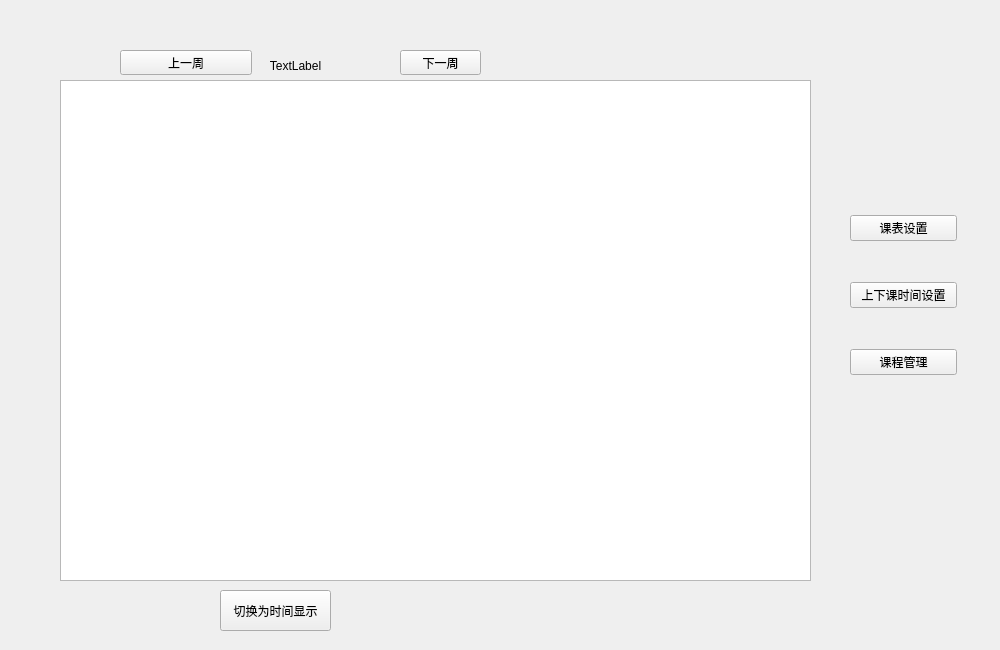
Before: the Qt Designer form widget_course.ui in Ruby-Dream/studysoftware, drawn with Qt 5.
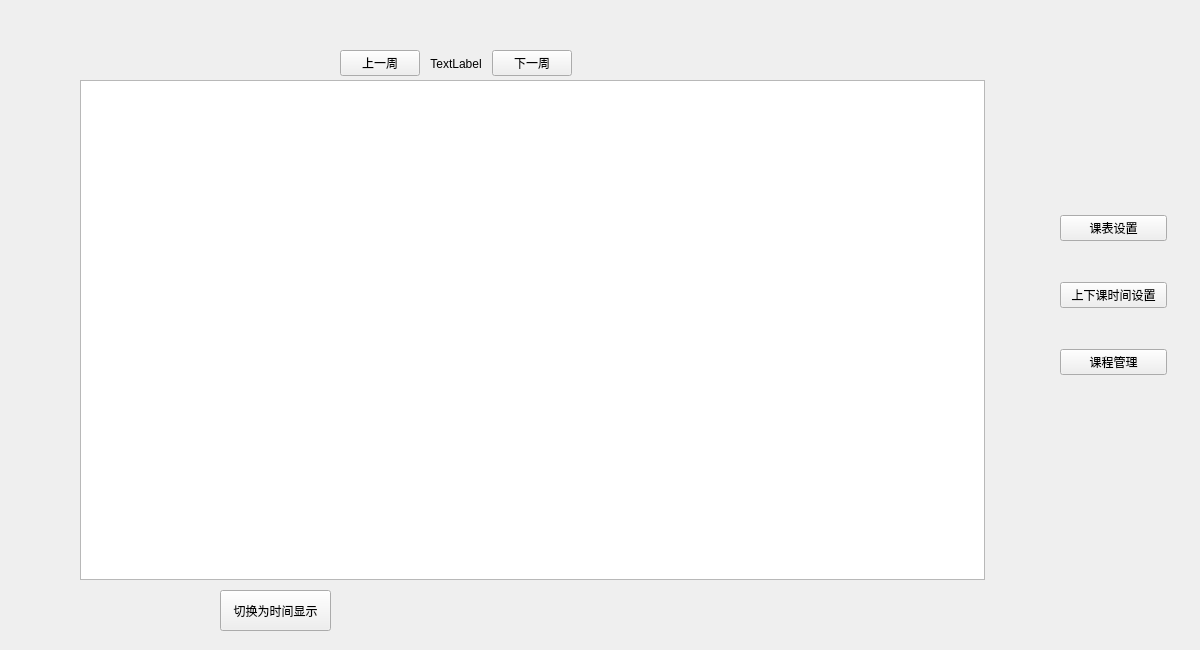
After: the same form once the commit is applied.

Commit message: 为课程管理表格除颜色管理外全部添加自定义代理，并实现数据库同步，下一步需开发颜色管理和课件按后缀名分类筛选

The edit to the form file:
```diff
--- a/widget_course.ui
+++ b/widget_course.ui
@@ -6,7 +6,7 @@
    <rect>
     <x>0</x>
     <y>0</y>
-    <width>1000</width>
+    <width>1200</width>
     <height>650</height>
    </rect>
   </property>
@@ -16,10 +16,10 @@
   <widget class="QTableView" name="tableView">
    <property name="geometry">
     <rect>
-     <x>60</x>
+     <x>80</x>
      <y>80</y>
-     <width>751</width>
-     <height>501</height>
+     <width>905</width>
+     <height>500</height>
     </rect>
    </property>
    <property name="verticalScrollBarPolicy">
@@ -31,11 +31,14 @@
    <property name="sizeAdjustPolicy">
     <enum>QAbstractScrollArea::SizeAdjustPolicy::AdjustToContents</enum>
    </property>
+   <attribute name="horizontalHeaderMinimumSectionSize">
+    <number>20</number>
+   </attribute>
    <attribute name="horizontalHeaderDefaultSectionSize">
-    <number>80</number>
+    <number>70</number>
    </attribute>
    <attribute name="verticalHeaderDefaultSectionSize">
-    <number>55</number>
+    <number>50</number>
    </attribute>
   </widget>
   <widget class="QPushButton" name="bt_change">
@@ -54,52 +57,10 @@
     <bool>true</bool>
    </property>
   </widget>
-  <widget class="QLabel" name="labelweek">
-   <property name="geometry">
-    <rect>
-     <x>240</x>
-     <y>50</y>
-     <width>111</width>
-     <height>31</height>
-    </rect>
-   </property>
-   <property name="text">
-    <string>TextLabel</string>
-   </property>
-   <property name="alignment">
-    <set>Qt::AlignmentFlag::AlignCenter</set>
-   </property>
-  </widget>
-  <widget class="QPushButton" name="bt_upweek">
-   <property name="geometry">
-    <rect>
-     <x>120</x>
-     <y>50</y>
-     <width>132</width>
-     <height>25</height>
-    </rect>
-   </property>
-   <property name="text">
-    <string>上一周</string>
-   </property>
-  </widget>
-  <widget class="QPushButton" name="bt_downweek">
-   <property name="geometry">
-    <rect>
-     <x>400</x>
-     <y>50</y>
-     <width>81</width>
-     <height>25</height>
-    </rect>
-   </property>
-   <property name="text">
-    <string>下一周</string>
-   </property>
-  </widget>
   <widget class="QWidget" name="layoutWidget">
    <property name="geometry">
     <rect>
-     <x>850</x>
+     <x>1060</x>
      <y>180</y>
      <width>107</width>
      <height>231</height>
@@ -129,6 +90,42 @@
     </item>
    </layout>
   </widget>
+  <widget class="QWidget" name="">
+   <property name="geometry">
+    <rect>
+     <x>340</x>
+     <y>50</y>
+     <width>232</width>
+     <height>27</height>
+    </rect>
+   </property>
+   <layout class="QHBoxLayout" name="horizontalLayout">
+    <item>
+     <widget class="QPushButton" name="bt_upweek">
+      <property name="text">
+       <string>上一周</string>
+      </property>
+     </widget>
+    </item>
+    <item>
+     <widget class="QLabel" name="labelweek">
+      <property name="text">
+       <string>TextLabel</string>
+      </property>
+      <property name="alignment">
+       <set>Qt::AlignmentFlag::AlignCenter</set>
+      </property>
+     </widget>
+    </item>
+    <item>
+     <widget class="QPushButton" name="bt_downweek">
+      <property name="text">
+       <string>下一周</string>
+      </property>
+     </widget>
+    </item>
+   </layout>
+  </widget>
  </widget>
  <resources/>
  <connections/>
```
The commit also changes 19 other files.
